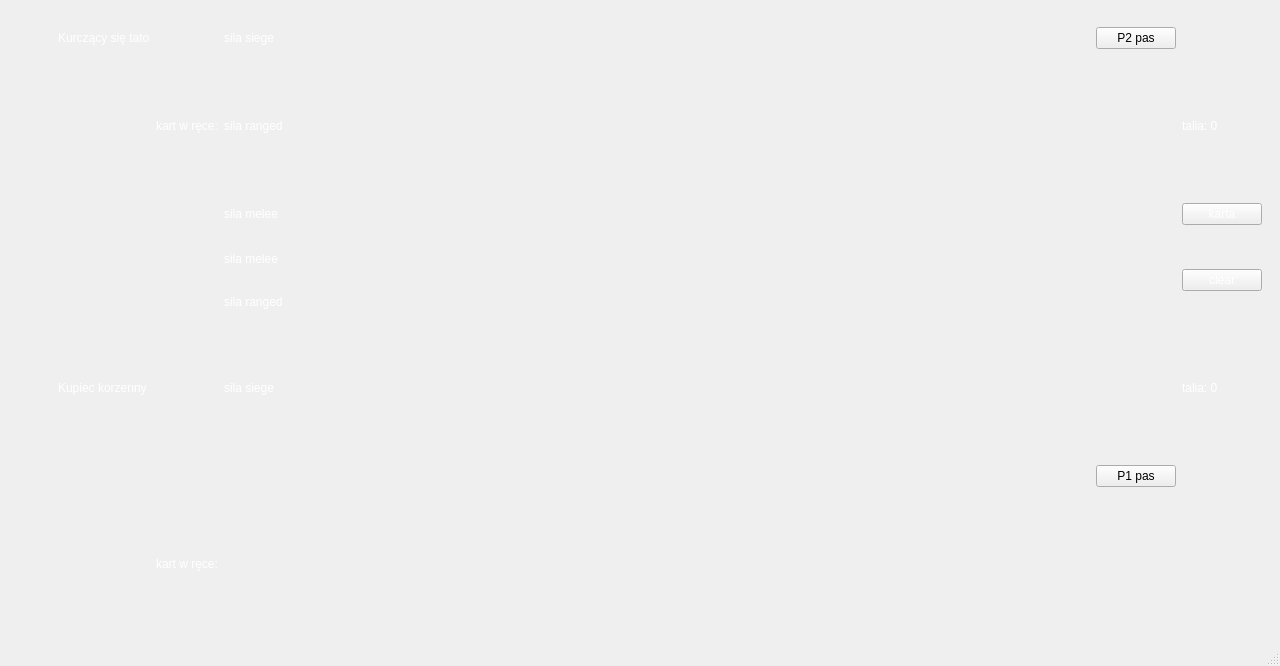
The window that Gwint/mainwindow.ui (Aleksander-Szostek/Programowanie2_Projekt_Gwint) describes before a commit, drawn with Qt 5.
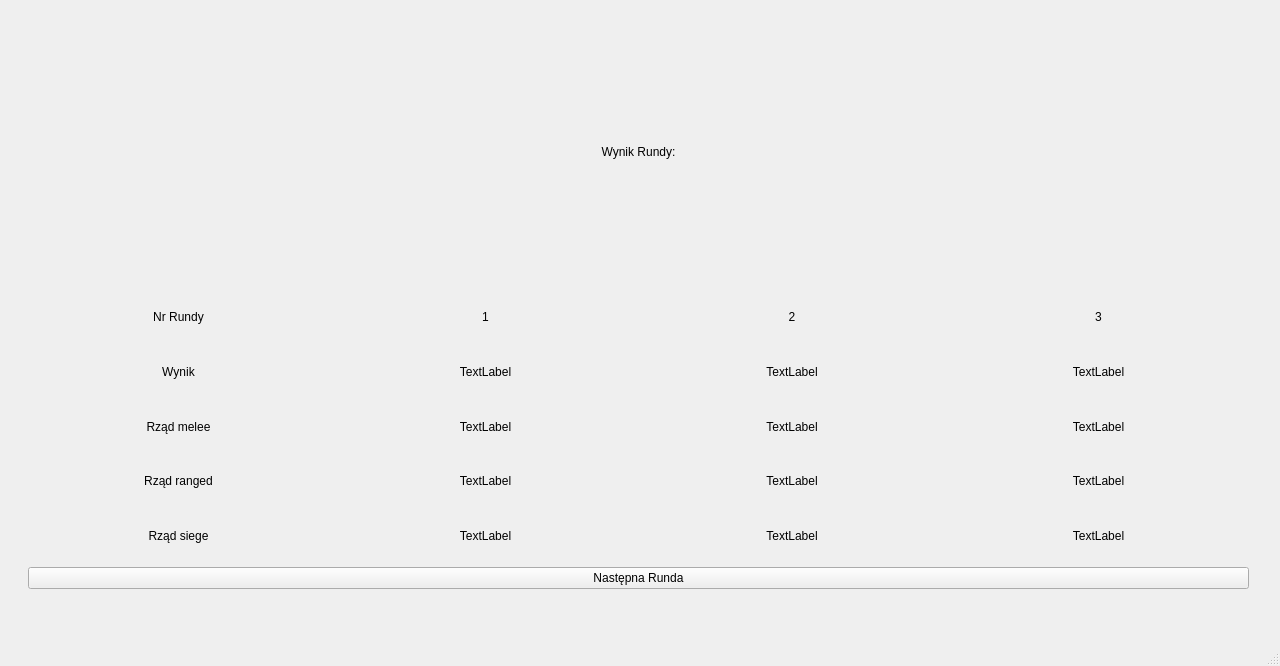
The same window after the commit. Icons and pictures are not drawn.

The edit to the form file:
```diff
--- a/Gwint/mainwindow.ui
+++ b/Gwint/mainwindow.ui
@@ -39,7 +39,7 @@
        <string notr="true"/>
       </property>
       <property name="currentIndex">
-       <number>1</number>
+       <number>2</number>
       </property>
       <widget class="QWidget" name="menu">
        <layout class="QHBoxLayout" name="horizontalLayout_2">
@@ -377,7 +377,24 @@
            </widget>
           </item>
           <item row="1" column="5">
-           <layout class="QHBoxLayout" name="player2_ranged"/>
+           <layout class="QHBoxLayout" name="player2_ranged">
+            <item>
+             <spacer name="wier2_wys">
+              <property name="orientation">
+               <enum>Qt::Orientation::Vertical</enum>
+              </property>
+              <property name="sizeType">
+               <enum>QSizePolicy::Policy::Fixed</enum>
+              </property>
+              <property name="sizeHint" stdset="0">
+               <size>
+                <width>20</width>
+                <height>40</height>
+               </size>
+              </property>
+             </spacer>
+            </item>
+           </layout>
           </item>
           <item row="9" column="8">
            <widget class="QLabel" name="player1_kart_w_talii">
@@ -489,7 +506,24 @@
            </spacer>
           </item>
           <item row="9" column="5">
-           <layout class="QHBoxLayout" name="player1_siege"/>
+           <layout class="QHBoxLayout" name="player1_siege">
+            <item>
+             <spacer name="wier6_wys">
+              <property name="orientation">
+               <enum>Qt::Orientation::Vertical</enum>
+              </property>
+              <property name="sizeType">
+               <enum>QSizePolicy::Policy::Fixed</enum>
+              </property>
+              <property name="sizeHint" stdset="0">
+               <size>
+                <width>20</width>
+                <height>40</height>
+               </size>
+              </property>
+             </spacer>
+            </item>
+           </layout>
           </item>
           <item row="2" column="4">
            <layout class="QHBoxLayout" name="player2_melee_horn"/>
@@ -505,6 +539,22 @@
             <property name="sizeConstraint">
              <enum>QLayout::SizeConstraint::SetDefaultConstraint</enum>
             </property>
+            <item>
+             <spacer name="wier7_wys">
+              <property name="orientation">
+               <enum>Qt::Orientation::Vertical</enum>
+              </property>
+              <property name="sizeType">
+               <enum>QSizePolicy::Policy::Fixed</enum>
+              </property>
+              <property name="sizeHint" stdset="0">
+               <size>
+                <width>20</width>
+                <height>40</height>
+               </size>
+              </property>
+             </spacer>
+            </item>
            </layout>
           </item>
           <item row="1" column="2">
@@ -557,90 +607,182 @@
             </property>
            </widget>
           </item>
-          <item row="0" column="0">
-           <spacer name="wier1_wys">
-            <property name="orientation">
-             <enum>Qt::Orientation::Vertical</enum>
-            </property>
-            <property name="sizeType">
-             <enum>QSizePolicy::Policy::Fixed</enum>
-            </property>
-            <property name="sizeHint" stdset="0">
-             <size>
-              <width>20</width>
-              <height>40</height>
-             </size>
-            </property>
-           </spacer>
-          </item>
-          <item row="1" column="0">
-           <spacer name="wier2_wys">
-            <property name="orientation">
-             <enum>Qt::Orientation::Vertical</enum>
-            </property>
-            <property name="sizeType">
-             <enum>QSizePolicy::Policy::Fixed</enum>
-            </property>
-            <property name="sizeHint" stdset="0">
-             <size>
-              <width>20</width>
-              <height>40</height>
-             </size>
-            </property>
-           </spacer>
-          </item>
-          <item row="2" column="0">
-           <spacer name="wier3_wys">
-            <property name="orientation">
-             <enum>Qt::Orientation::Vertical</enum>
-            </property>
-            <property name="sizeType">
-             <enum>QSizePolicy::Policy::Fixed</enum>
-            </property>
-            <property name="sizeHint" stdset="0">
-             <size>
-              <width>20</width>
-              <height>40</height>
-             </size>
-            </property>
-           </spacer>
-          </item>
-          <item row="9" column="0">
-           <spacer name="wier6_wys">
-            <property name="orientation">
-             <enum>Qt::Orientation::Vertical</enum>
-            </property>
-            <property name="sizeType">
-             <enum>QSizePolicy::Policy::Fixed</enum>
-            </property>
-            <property name="sizeHint" stdset="0">
-             <size>
-              <width>20</width>
-              <height>40</height>
-             </size>
-            </property>
-           </spacer>
-          </item>
-          <item row="10" column="0">
-           <spacer name="wier7_wys">
-            <property name="orientation">
-             <enum>Qt::Orientation::Vertical</enum>
-            </property>
-            <property name="sizeType">
-             <enum>QSizePolicy::Policy::Fixed</enum>
-            </property>
-            <property name="sizeHint" stdset="0">
-             <size>
-              <width>20</width>
-              <height>40</height>
-             </size>
-            </property>
-           </spacer>
-          </item>
          </layout>
         </item>
        </layout>
       </widget>
+      <widget class="QWidget" name="page">
+       <widget class="QWidget" name="verticalLayoutWidget">
+        <property name="geometry">
+         <rect>
+          <x>19</x>
+          <y>9</y>
+          <width>1221</width>
+          <height>571</height>
+         </rect>
+        </property>
+        <layout class="QVBoxLayout" name="verticalLayout">
+         <item>
+          <widget class="QLabel" name="EORS_Label">
+           <property name="text">
+            <string>&lt;html&gt;&lt;head/&gt;&lt;body&gt;&lt;p align=&quot;center&quot;&gt;Wynik Rundy:&lt;/p&gt;&lt;/body&gt;&lt;/html&gt;</string>
+           </property>
+          </widget>
+         </item>
+         <item>
+          <layout class="QGridLayout" name="gridLayout_2">
+           <item row="4" column="3">
+            <widget class="QLabel" name="WS_3">
+             <property name="text">
+              <string>&lt;html&gt;&lt;head/&gt;&lt;body&gt;&lt;p align=&quot;center&quot;&gt;TextLabel&lt;/p&gt;&lt;/body&gt;&lt;/html&gt;</string>
+             </property>
+            </widget>
+           </item>
+           <item row="4" column="1">
+            <widget class="QLabel" name="WS_1">
+             <property name="text">
+              <string>&lt;html&gt;&lt;head/&gt;&lt;body&gt;&lt;p align=&quot;center&quot;&gt;TextLabel&lt;/p&gt;&lt;/body&gt;&lt;/html&gt;</string>
+             </property>
+            </widget>
+           </item>
+           <item row="2" column="1">
+            <widget class="QLabel" name="WM_1">
+             <property name="text">
+              <string>&lt;html&gt;&lt;head/&gt;&lt;body&gt;&lt;p align=&quot;center&quot;&gt;TextLabel&lt;/p&gt;&lt;/body&gt;&lt;/html&gt;</string>
+             </property>
+            </widget>
+           </item>
+           <item row="0" column="0">
+            <widget class="QLabel" name="nrR_title">
+             <property name="text">
+              <string>&lt;html&gt;&lt;head/&gt;&lt;body&gt;&lt;p align=&quot;center&quot;&gt;Nr Rundy&lt;/p&gt;&lt;/body&gt;&lt;/html&gt;</string>
+             </property>
+            </widget>
+           </item>
+           <item row="3" column="0">
+            <widget class="QLabel" name="WR_title">
+             <property name="text">
+              <string>&lt;html&gt;&lt;head/&gt;&lt;body&gt;&lt;p align=&quot;center&quot;&gt;Rząd ranged&lt;/p&gt;&lt;/body&gt;&lt;/html&gt;</string>
+             </property>
+            </widget>
+           </item>
+           <item row="1" column="1">
+            <widget class="QLabel" name="WRundy_1">
+             <property name="text">
+              <string>&lt;html&gt;&lt;head/&gt;&lt;body&gt;&lt;p align=&quot;center&quot;&gt;TextLabel&lt;/p&gt;&lt;/body&gt;&lt;/html&gt;</string>
+             </property>
+            </widget>
+           </item>
+           <item row="1" column="0">
+            <widget class="QLabel" name="WRundy_title">
+             <property name="text">
+              <string>&lt;html&gt;&lt;head/&gt;&lt;body&gt;&lt;p align=&quot;center&quot;&gt;Wynik&lt;/p&gt;&lt;/body&gt;&lt;/html&gt;</string>
+             </property>
+            </widget>
+           </item>
+           <item row="0" column="3">
+            <widget class="QLabel" name="nrR_3">
+             <property name="text">
+              <string>&lt;html&gt;&lt;head/&gt;&lt;body&gt;&lt;p align=&quot;center&quot;&gt;3&lt;/p&gt;&lt;/body&gt;&lt;/html&gt;</string>
+             </property>
+            </widget>
+           </item>
+           <item row="0" column="2">
+            <widget class="QLabel" name="nrR_2">
+             <property name="text">
+              <string>&lt;html&gt;&lt;head/&gt;&lt;body&gt;&lt;p align=&quot;center&quot;&gt;2&lt;/p&gt;&lt;/body&gt;&lt;/html&gt;</string>
+             </property>
+            </widget>
+           </item>
+           <item row="2" column="0">
+            <widget class="QLabel" name="WM_title">
+             <property name="text">
+              <string>&lt;html&gt;&lt;head/&gt;&lt;body&gt;&lt;p align=&quot;center&quot;&gt;Rząd melee&lt;/p&gt;&lt;/body&gt;&lt;/html&gt;</string>
+             </property>
+            </widget>
+           </item>
+           <item row="3" column="3">
+            <widget class="QLabel" name="WR_3">
+             <property name="text">
+              <string>&lt;html&gt;&lt;head/&gt;&lt;body&gt;&lt;p align=&quot;center&quot;&gt;TextLabel&lt;/p&gt;&lt;/body&gt;&lt;/html&gt;</string>
+             </property>
+            </widget>
+           </item>
+           <item row="1" column="2">
+            <widget class="QLabel" name="WRundy_2">
+             <property name="text">
+              <string>&lt;html&gt;&lt;head/&gt;&lt;body&gt;&lt;p align=&quot;center&quot;&gt;TextLabel&lt;/p&gt;&lt;/body&gt;&lt;/html&gt;</string>
+             </property>
+            </widget>
+           </item>
+           <item row="3" column="1">
+            <widget class="QLabel" name="WR_1">
+             <property name="text">
+              <string>&lt;html&gt;&lt;head/&gt;&lt;body&gt;&lt;p align=&quot;center&quot;&gt;TextLabel&lt;/p&gt;&lt;/body&gt;&lt;/html&gt;</string>
+             </property>
+            </widget>
+           </item>
+           <item row="2" column="2">
+            <widget class="QLabel" name="WM_2">
+             <property name="text">
+              <string>&lt;html&gt;&lt;head/&gt;&lt;body&gt;&lt;p align=&quot;center&quot;&gt;TextLabel&lt;/p&gt;&lt;/body&gt;&lt;/html&gt;</string>
+             </property>
+            </widget>
+           </item>
+           <item row="0" column="1">
+            <widget class="QLabel" name="nrR_1">
+             <property name="text">
+              <string>&lt;html&gt;&lt;head/&gt;&lt;body&gt;&lt;p align=&quot;center&quot;&gt;1&lt;/p&gt;&lt;/body&gt;&lt;/html&gt;</string>
+             </property>
+            </widget>
+           </item>
+           <item row="3" column="2">
+            <widget class="QLabel" name="WR_2">
+             <property name="text">
+              <string>&lt;html&gt;&lt;head/&gt;&lt;body&gt;&lt;p align=&quot;center&quot;&gt;TextLabel&lt;/p&gt;&lt;/body&gt;&lt;/html&gt;</string>
+             </property>
+            </widget>
+           </item>
+           <item row="4" column="0">
+            <widget class="QLabel" name="WS_title">
+             <property name="text">
+              <string>&lt;html&gt;&lt;head/&gt;&lt;body&gt;&lt;p align=&quot;center&quot;&gt;Rząd siege&lt;/p&gt;&lt;/body&gt;&lt;/html&gt;</string>
+             </property>
+            </widget>
+           </item>
+           <item row="2" column="3">
+            <widget class="QLabel" name="WM_3">
+             <property name="text">
+              <string>&lt;html&gt;&lt;head/&gt;&lt;body&gt;&lt;p align=&quot;center&quot;&gt;TextLabel&lt;/p&gt;&lt;/body&gt;&lt;/html&gt;</string>
+             </property>
+            </widget>
+           </item>
+           <item row="4" column="2">
+            <widget class="QLabel" name="WS_2">
+             <property name="text">
+              <string>&lt;html&gt;&lt;head/&gt;&lt;body&gt;&lt;p align=&quot;center&quot;&gt;TextLabel&lt;/p&gt;&lt;/body&gt;&lt;/html&gt;</string>
+             </property>
+            </widget>
+           </item>
+           <item row="1" column="3">
+            <widget class="QLabel" name="WRundy_3">
+             <property name="text">
+              <string>&lt;html&gt;&lt;head/&gt;&lt;body&gt;&lt;p align=&quot;center&quot;&gt;TextLabel&lt;/p&gt;&lt;/body&gt;&lt;/html&gt;</string>
+             </property>
+            </widget>
+           </item>
+          </layout>
+         </item>
+         <item>
+          <widget class="QPushButton" name="nextRundaBtn">
+           <property name="text">
+            <string>Następna Runda</string>
+           </property>
+          </widget>
+         </item>
+        </layout>
+       </widget>
+      </widget>
      </widget>
     </item>
    </layout>
```
Left out of the diff: 38 changed lines with no effect on the pictures.
